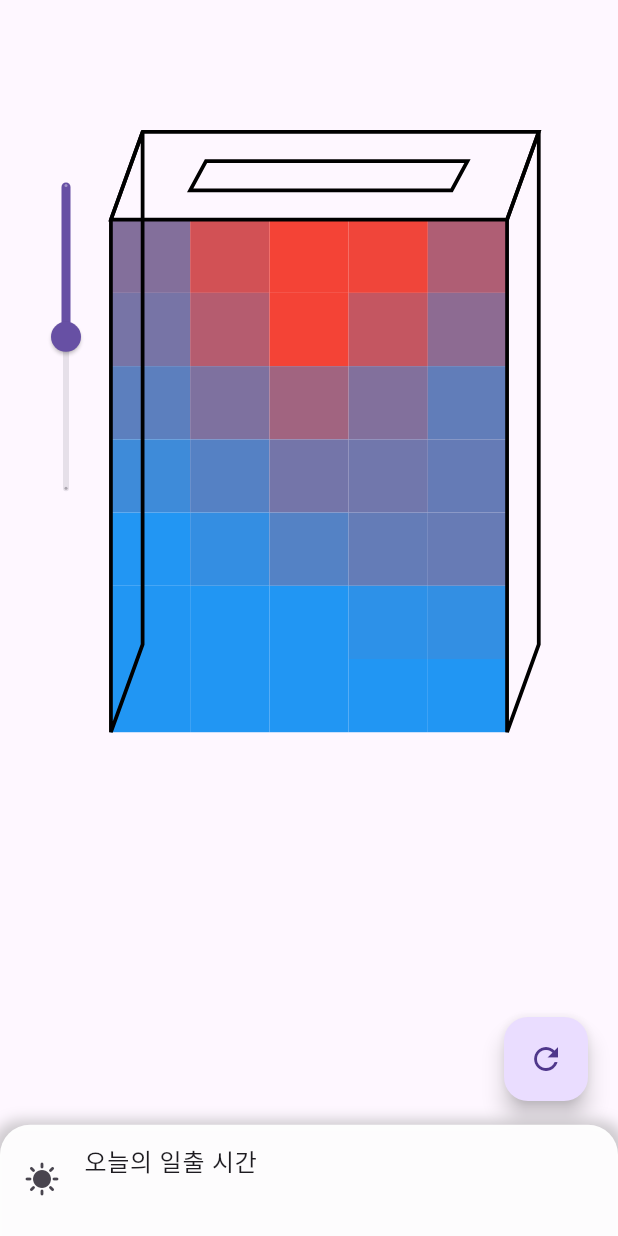
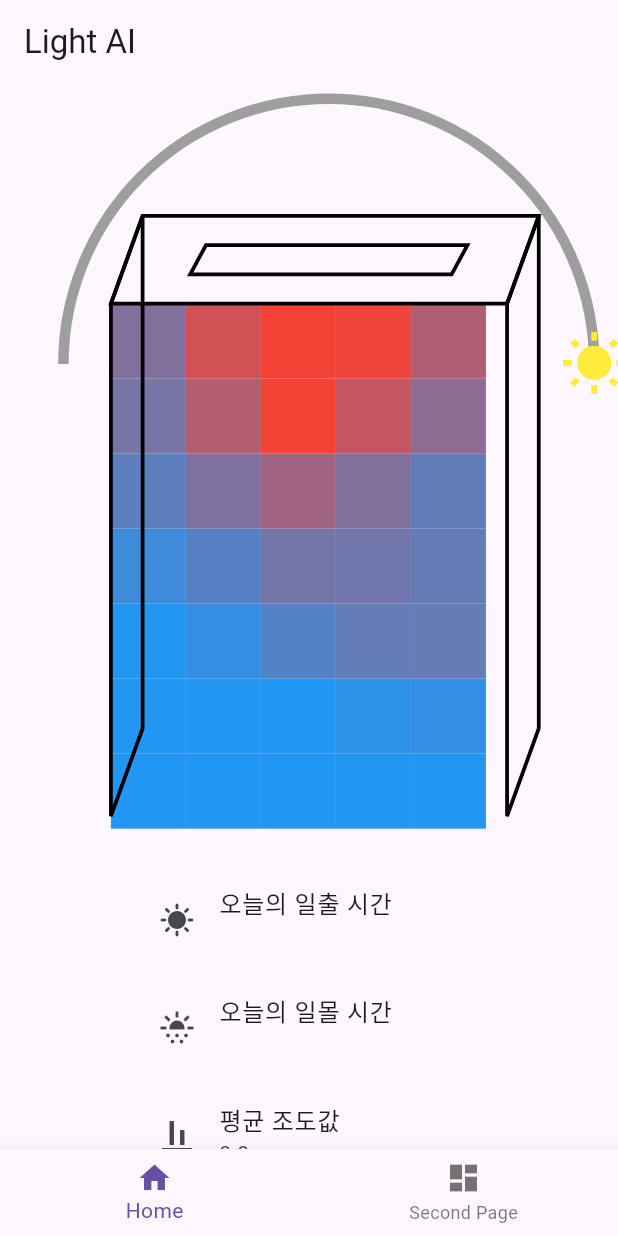
Before and after one commit to 2024-WISET-F16/wiset-flutter, a Flutter app: the screen it shows after launch, on a phone screen of 412 x 824 dp. Run offline on Flutter 3.47's test engine with Material 3 defaults, Android fonts, the phone set to English and light mode, and no system bars; network calls fail; statements that could not run were skipped.

Commit message:
수정: 제스처 디텍터 삭제 및 레이아웃 수정

```diff
--- a/lib/MyApp.dart
+++ b/lib/MyApp.dart
@@ -1,7 +1,5 @@
-import 'package:flutter/cupertino.dart';
 import 'package:flutter/material.dart';
-
-import 'main.dart';
+import 'navigation.dart';
 
 void main() {
   runApp(MyApp());
@@ -11,11 +9,11 @@ class MyApp extends StatelessWidget {
   @override
   Widget build(BuildContext context) {
     return MaterialApp(
-      title: '3D Room with Heatmap',
+      title: 'Light AI',
       theme: ThemeData(
         primarySwatch: Colors.blue,
       ),
-      home: MyHomePage(),
+      home: NavigationPage(), // NavigationPage로 시작
     );
   }
 }
--- a/lib/main.dart
+++ b/lib/main.dart
@@ -1,4 +1,6 @@
+import 'dart:async';
 import 'dart:convert';
+import 'dart:math';
 import 'package:flutter/material.dart';
 import 'package:http/http.dart' as http;
 
@@ -8,12 +10,12 @@ class MyHomePage extends StatefulWidget {
 }
 
 class _MyHomePageState extends State<MyHomePage> {
-  double _scale = 1.0;
-  double _previousScale = 1.0;
   int level = 2;
   String sunset = "";
   String sunrise = "";
   double temperatureDataAvg = 0;
+  double sunAngle = 0.0;
+
   List<List<double>> temperatureData = [
     [732.5, 918.6, 1124.3, 990.4, 837.0],
     [704.3, 849.7, 1004.9, 885.8, 756.8],
@@ -26,25 +28,54 @@ class _MyHomePageState extends State<MyHomePage> {
   double cellSizeWidth = 50;
   double cellSizeHeight = 50;
 
-  final DraggableScrollableController draggableScrollableController = DraggableScrollableController();
+  bool isLoading = true;
 
   @override
   void initState() {
     super.initState();
     _initializeData();
+
+    // 해의 위치를 업데이트하는 타이머 설정 (1분마다 갱신)
+    Timer.periodic(Duration(minutes: 1), (Timer timer) {
+      setState(() {
+        _updateSunAngle();
+      });
+    });
   }
 
-  // 데이터 초기화를 위한 함수
   void _initializeData() async {
+    await Future.delayed(Duration(seconds: 1)); // 1초 지연 추가
     await fetchSunriseSunset();
     await fetchHitMapAntAvg([7, 5]); // 초기 데이터를 불러오기 위해 기본 값을 사용
     setState(() {
       cellSizeWidth = change(true, 50);
       cellSizeHeight = change(false, 50);
+      isLoading = false; // 데이터 로딩이 완료되면 로딩 상태를 false로 변경
+      _updateSunAngle(); // 초기 각도 설정
     });
   }
 
-  // 히트맵과 평균 데이터를 가져오는 함수
+  void _updateSunAngle() {
+    final now = DateTime.now();
+    final sunriseTime = _parseTime(sunrise);
+    final sunsetTime = _parseTime(sunset);
+
+    if (now.isAfter(sunriseTime) && now.isBefore(sunsetTime)) {
+      final totalDuration = sunsetTime.difference(sunriseTime).inMinutes;
+      final currentDuration = now.difference(sunriseTime).inMinutes;
+      sunAngle = pi * (currentDuration / totalDuration);
+    } else {
+      sunAngle = 0.0; // 해가 뜨지 않은 시간 또는 진 후에는 각도를 0으로 설정
+    }
+  }
+
+  DateTime _parseTime(String time) {
+    final parts = time.split(':');
+    final hour = int.parse(parts[0]);
+    final minute = int.parse(parts[1]);
+    return DateTime(DateTime.now().year, DateTime.now().month, DateTime.now().day, hour, minute);
+  }
+
   Future<void> fetchHitMapAntAvg(List<int> hitMapLevel) async {
     final hitMapRow = hitMapLevel[0];
     final hitMapCol = hitMapLevel[1];
@@ -65,7 +96,6 @@ class _MyHomePageState extends State<MyHomePage> {
     }
   }
 
-  // 일출 및 일몰 시간을 가져오는 함수
   Future<void> fetchSunriseSunset() async {
     final url = 'http://localhost:8080/sun/riseAndSet';
     final response = await http.get(Uri.parse(url));
@@ -81,78 +111,38 @@ class _MyHomePageState extends State<MyHomePage> {
     }
   }
 
-  // 스케일 초기화 함수
-  void _resetScale() {
-    setState(() {
-      _scale = 1.0;
-    });
-  }
-
-  // 조도 데이터를 보여주는 다이얼로그
-  void _showDialog(BuildContext context, double temperature) {
-    showDialog(
-      context: context,
-      builder: (BuildContext context) {
-        return Center(
-          child: AlertDialog(
-            content: Text('조도: ${temperature.toStringAsFixed(1)}'),
-            actions: <Widget>[
-              TextButton(
-                child: Text('닫기'),
-                onPressed: () {
-                  Navigator.of(context).pop();
-                },
-              ),
-            ],
-          ),
-        );
-      },
+  @override
+  Widget build(BuildContext context) {
+    return Scaffold(
+      body: _buildMainContent(),
     );
   }
 
-  // 화면 크기에 따라 사이즈를 조정하는 함수
-  double change(bool isWidth, double size) {
-    final mediaQueryData = MediaQuery.of(context);
-    final deviceWidth = mediaQueryData.size.width;
-    final deviceHeight = mediaQueryData.size.height;
-    const double testDeviceWidth = 390.0;
-    const double testDeviceHeight = 844.0;
-
-    double scaleFactor = isWidth ? (deviceWidth / testDeviceWidth) : (deviceHeight / testDeviceHeight);
-
-    return size * scaleFactor;
+  Widget _buildLoadingScreen() {
+    return Center(
+      child: CircularProgressIndicator(),
+    );
   }
 
-  @override
-  Widget build(BuildContext context) {//250 350
+  Widget _buildMainContent() {
     List<List<int>> hitMapLevel = [[4, 3], [7, 5], [10, 7]];
+    ScrollController scrollController = ScrollController();
 
-    return Scaffold(
-      body: Stack(
+    return SingleChildScrollView(
+      controller: scrollController,
+      child: Column(
         children: <Widget>[
+          Stack(
+            children: <Widget> [
+              Positioned(
+                top: change(false, 10),
+                left: change(true, 40),
+                child: CustomPaint(
+                  size: Size(change(true, 335), change(false, 300)),
+                  painter: SunPathPainter(sunAngle: sunAngle),
+                ),
+              ),
               SizedBox(
-            height: change(false, 600),
-            child: GestureDetector(
-              onTap: () {
-                draggableScrollableController.animateTo(
-                  0.1,
-                  duration: Duration(seconds: 1),
-                  curve: Curves.elasticIn,
-                );
-              },
-              onScaleStart: (ScaleStartDetails details) {
-                _previousScale = _scale;
-              },
-              onScaleUpdate: (ScaleUpdateDetails details) {
-                setState(() {
-                  _scale = (_previousScale * details.scale).clamp(0.5, 3.0);
-                });
-              },
-              onScaleEnd: (ScaleEndDetails details) {
-                _previousScale = _scale;
-              },
-              child: Transform.scale(
-                scale: _scale,
                 child: Stack(
                   children: [
                     Padding(
@@ -193,68 +183,11 @@ class _MyHomePageState extends State<MyHomePage> {
                   ],
                 ),
               ),
-            ),
-          ),
-          Positioned(
-            right: 20,
-            bottom: 90,
-            child: FloatingActionButton(
-              onPressed: _resetScale,
-              tooltip: 'Reset',
-              child: const Icon(Icons.refresh),
-            ),
-          ),
-          Positioned(
-              left: 20,
-              top: change(false, 100),
-              child: SizedBox(
-                height: change(false, 260),
-                child: RotatedBox(
-                  quarterTurns: 1,
-                  child: Slider(
-                      value: level.toDouble(),
-                      min: 1,
-                      max: 3,
-                      divisions: 2,
-                      label: hitMapLevel[level-1][0].toString()+'x'+hitMapLevel[level-1][1].toString(),
-                      onChanged: (double value) {
-                        setState(() {
-                          level = value.round();
-                          fetchHitMapAntAvg(hitMapLevel[level-1]);
-                          setState(() {
-                            cellSizeWidth = change(true, 250 / hitMapLevel[level-1][1]);
-                            cellSizeHeight = change(false, 350 / hitMapLevel[level-1][0]);
-                          });
-                        });
-                      }
-                  ),
-                ),
-              )
-          ),
-          DraggableScrollableSheet(
-            controller: draggableScrollableController,
-            initialChildSize: 0.09,
-            minChildSize: 0.09,
-            maxChildSize: 0.5,
-            builder: (BuildContext context, ScrollController scrollController) {
-              return Container(
-                decoration: BoxDecoration(
-                  color: Color.fromRGBO(255, 255, 255, 0.95),
-                  borderRadius: BorderRadius.only(
-                    topLeft: Radius.circular(20),
-                    topRight: Radius.circular(20),
-                  ),
-                  boxShadow: [
-                    BoxShadow(
-                      color: Colors.grey.withOpacity(0.5),
-                      spreadRadius: 6,
-                      blurRadius: 7,
-                      offset: Offset(0, 3), // 그림자 위치 변경
-                    ),
             ],
           ),
-                child: ListView(
-                  controller: scrollController,
+          Padding(
+            padding: const EdgeInsets.symmetric(horizontal: 90, vertical: 25),
+            child: Column(
               children: <Widget>[
                 ListTile(
                   leading: Icon(Icons.sunny),
@@ -273,15 +206,45 @@ class _MyHomePageState extends State<MyHomePage> {
                 ),
               ],
             ),
-              );
-            },
           ),
         ],
       ),
     );
   }
 
-  // 온도에 따라 색상을 반환하는 함수
+  void _showDialog(BuildContext context, double temperature) {
+    showDialog(
+      context: context,
+      builder: (BuildContext context) {
+        return Center(
+          child: AlertDialog(
+            content: Text('조도: ${temperature.toStringAsFixed(1)}'),
+            actions: <Widget>[
+              TextButton(
+                child: Text('닫기'),
+                onPressed: () {
+                  Navigator.of(context).pop();
+                },
+              ),
+            ],
+          ),
+        );
+      },
+    );
+  }
+
+  double change(bool isWidth, double size) {
+    final mediaQueryData = MediaQuery.of(context);
+    final deviceWidth = mediaQueryData.size.width;
+    final deviceHeight = mediaQueryData.size.height;
+    const double testDeviceWidth = 390.0;
+    const double testDeviceHeight = 844.0;
+
+    double scaleFactor = isWidth ? (deviceWidth / testDeviceWidth) : (deviceHeight / testDeviceHeight);
+
+    return size * scaleFactor;
+  }
+
   Color getColorFromTemperature(double temperature) {
     if (temperature >= 1000) {
       return Colors.red;
@@ -292,7 +255,6 @@ class _MyHomePageState extends State<MyHomePage> {
     }
   }
 
-  // 두 색상 사이의 색상을 보간하는 함수
   Color interpolateColor(Color start, Color end, double factor) {
     return Color.fromARGB(
       255,
@@ -300,6 +262,57 @@ class _MyHomePageState extends State<MyHomePage> {
       (start.green + (end.green - start.green) * factor).round(),
       (start.blue + (end.blue - start.blue) * factor).round(),
     );
+  }
+}
+
+class SunPathPainter extends CustomPainter {
+  final double sunAngle;
+
+  SunPathPainter({required this.sunAngle});
+
+  @override
+  void paint(Canvas canvas, Size size) {
+    final paint = Paint()
+      ..color = Colors.grey
+      ..style = PaintingStyle.stroke
+      ..strokeWidth = 7.0;
+
+    final double radius = size.width / 2;
+
+    // 반원을 그리기
+    final path = Path()
+      ..arcTo(
+        Rect.fromCircle(center: Offset(radius, radius), radius: radius),
+        pi, // 반원의 시작 각도
+        pi, // 반원의 길이
+        false,
+      );
+
+    canvas.drawPath(path, paint);
+
+    // 해의 위치를 계산
+    final sunX = radius + radius * cos(sunAngle);
+    final sunY = radius + radius * sin(sunAngle);
+
+    // 해 아이콘을 그리기
+    final textPainter = TextPainter(
+      text: TextSpan(
+        text: String.fromCharCode(Icons.wb_sunny.codePoint),
+        style: TextStyle(
+          fontSize: 45.0,
+          fontFamily: Icons.wb_sunny.fontFamily,
+          color: Colors.yellow,
+        ),
+      ),
+      textDirection: TextDirection.ltr,
+    );
+    textPainter.layout();
+    textPainter.paint(canvas, Offset(sunX - textPainter.width / 2, sunY - textPainter.height / 2));
+  }
+
+  @override
+  bool shouldRepaint(CustomPainter oldDelegate) {
+    return true; // 계속해서 해의 위치를 업데이트하기 위해 true로 설정
   }
 }
 
--- a/lib/navigation.dart
+++ b/lib/navigation.dart
@@ -0,0 +1,49 @@
+import 'package:flutter/material.dart';
+
+import 'setting.dart';
+import 'main.dart';
+
+class NavigationPage extends StatefulWidget {
+  @override
+  _NavigationPageState createState() => _NavigationPageState();
+}
+
+class _NavigationPageState extends State<NavigationPage> {
+  int _currentIndex = 0;
+
+  final List<Widget> _pages = [
+    MyHomePage(),
+    SettingPage()
+  ];
+
+  @override
+  Widget build(BuildContext context) {
+    return Scaffold(
+      appBar: AppBar(
+        title: Text('Light AI'),
+      ),
+      body: IndexedStack(
+        index: _currentIndex,
+        children: _pages,
+      ),
+      bottomNavigationBar: BottomNavigationBar(
+        currentIndex: _currentIndex,
+        onTap: (int index) {
+          setState(() {
+            _currentIndex = index;
+          });
+        },
+        items: [
+          BottomNavigationBarItem(
+            icon: Icon(Icons.home),
+            label: 'Home',
+          ),
+          BottomNavigationBarItem(
+            icon: Icon(Icons.dashboard),
+            label: 'Second Page',
+          ),
+        ],
+      ),
+    );
+  }
+}
--- a/pubspec.yaml
+++ b/pubspec.yaml
@@ -35,6 +35,7 @@ dependencies:
   # The following adds the Cupertino Icons font to your application.
   # Use with the CupertinoIcons class for iOS style icons.
   cupertino_icons: ^1.0.6
+  http: ^1.2.2
 
 dev_dependencies:
   flutter_test:
```
Also changed, not shown: lib/setting.dart (+70 -0 lines), pubspec.lock. Lines whose indentation alone changed are shown as unchanged.
